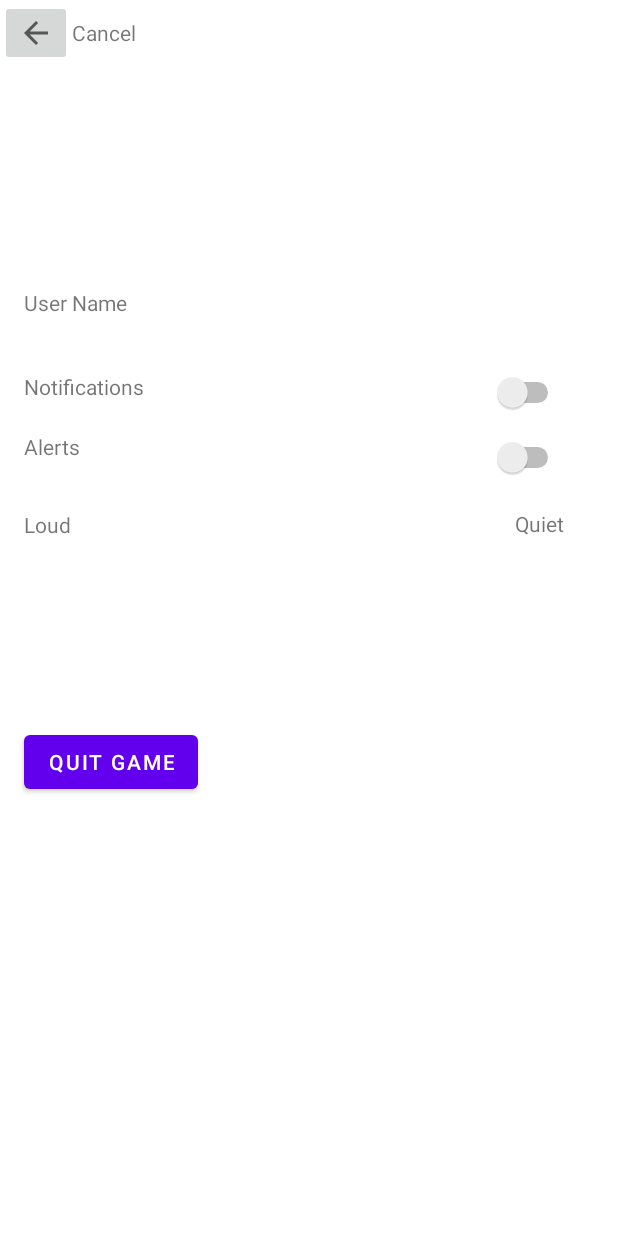
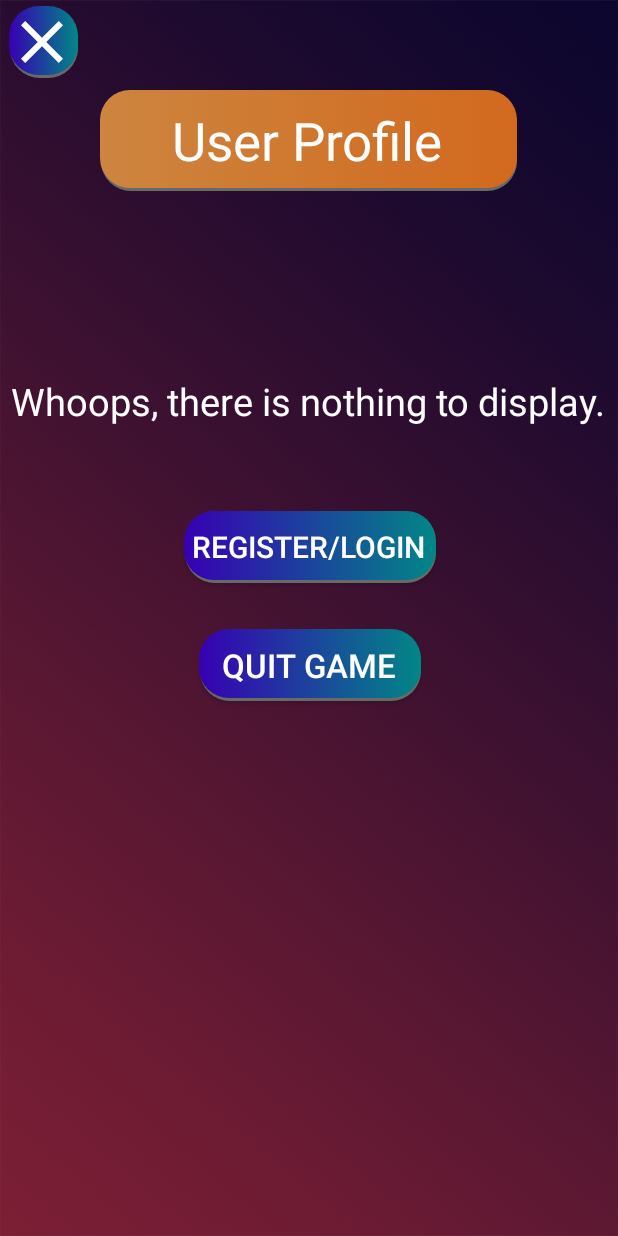
Before and after one commit to Halifx17/FilipinoValuesApp, an Android app: the Settings screen opened directly, with no data from a screen before it, on a phone screen of 412 x 824 dp. Run offline under Robolectric (Android 15) with nearby library versions, the phone set to English and light mode, and no system bars; our stand-ins replace Firebase (no records; nobody signed in at launch, a user with empty details on screens opened directly).

Commit message:
Fifth Commit

```diff
--- a/app/src/main/java/com/example/filipinovaluesapp/Registration.java
+++ b/app/src/main/java/com/example/filipinovaluesapp/Registration.java
@@ -77,6 +77,7 @@ public class Registration extends AppCompatActivity {
     public void registerFirebase(View view) {
 
         String username, email, password, retypePassword;
+        int score = 0;
 
         username = editUserName.getText().toString().trim();
         email = editEmail.getText().toString().trim();
@@ -124,7 +125,7 @@ public class Registration extends AppCompatActivity {
                         public void onComplete(@NonNull Task<AuthResult> task) {
 
                             if (task.isSuccessful()) {
-                                User user = new User(username, email, password);
+                                User user = new User(username, email, password, score);
 
                                 FirebaseDatabase.getInstance().getReference("Users")
                                         .child(FirebaseAuth.getInstance().getCurrentUser().getUid())
--- a/app/src/main/java/com/example/filipinovaluesapp/Settings.java
+++ b/app/src/main/java/com/example/filipinovaluesapp/Settings.java
@@ -1,20 +1,121 @@
 package com.example.filipinovaluesapp;
 
+import androidx.annotation.NonNull;
 import androidx.appcompat.app.AppCompatActivity;
 
 import android.content.Intent;
 import android.os.Bundle;
 import android.view.View;
+import android.widget.Button;
+import android.widget.TextView;
+import android.widget.Toast;
+
+import com.google.firebase.auth.FirebaseAuth;
+import com.google.firebase.auth.FirebaseUser;
+import com.google.firebase.database.DataSnapshot;
+import com.google.firebase.database.DatabaseError;
+import com.google.firebase.database.DatabaseReference;
+import com.google.firebase.database.FirebaseDatabase;
+import com.google.firebase.database.ValueEventListener;
 
 public class Settings extends AppCompatActivity {
+
+    FirebaseAuth mAuth;
+    FirebaseUser user;
+    DatabaseReference dbReference;
+
+    String userID;
+    String userExtra;
+    String emailExtra;
+    int highScoreExtra;
+    TextView txtUser, txtEmail, txtHighScore;
+    Button settingsReg;
 
     @Override
     protected void onCreate(Bundle savedInstanceState) {
         super.onCreate(savedInstanceState);
         setContentView(R.layout.activity_settings);
+
+
+        mAuth=FirebaseAuth.getInstance();
+        user = mAuth.getCurrentUser();
+        dbReference = FirebaseDatabase.getInstance().getReference("Users");
+        userID = user.getUid();
+
+        settingsReg = findViewById(R.id.settingReg);
+
+        txtUser = findViewById(R.id.username);
+        txtEmail = findViewById(R.id.email);
+        txtHighScore = findViewById(R.id.highScore);
+
+
+        userExtra = getIntent().getStringExtra("username");
+        emailExtra = getIntent().getStringExtra("email");
+        highScoreExtra = getIntent().getIntExtra("highScore",0);
+
+        if(userExtra!=null) {
+
+            settingsReg.setVisibility(View.INVISIBLE);
+            txtUser.setText(userExtra);
+            txtEmail.setText(emailExtra);
+            txtHighScore.setText(Integer.toString(highScoreExtra));
+        }
+
+
+
+
+
+
+
+
+
+        dbReference.child(userID).addListenerForSingleValueEvent(new ValueEventListener() {
+            @Override
+            public void onDataChange(@NonNull DataSnapshot snapshot) {
+                User user = snapshot.getValue(User.class);
+
+                if(user!=null){
+                    String name, email;
+                    int score;
+
+
+
+                    name = user.username;
+                    email = user.email;
+                    score = user.score;
+
+
+
+
+                }
+            }
+
+            @Override
+            public void onCancelled(@NonNull DatabaseError error) {
+
+            }
+        });
+
+
     }
 
+
+
     public void cancelButton(View view) {
-            this.finish();
+        Intent intent = new Intent(Settings.this,StartGame.class);
+        startActivity(intent);
         }
+
+    public void logout(View view) {
+
+        mAuth.signOut();
+        Intent intent = new Intent(Settings.this,three_in_one.class);
+        intent.setFlags(Intent.FLAG_ACTIVITY_CLEAR_TOP);
+        startActivity(intent);
     }
+
+    public void settingsReg(View view) {
+        Intent intent = new Intent(Settings.this,three_in_one.class);
+        startActivity(intent);
+    }
+}
--- a/app/src/main/java/com/example/filipinovaluesapp/User.java
+++ b/app/src/main/java/com/example/filipinovaluesapp/User.java
@@ -1,12 +1,15 @@
 package com.example.filipinovaluesapp;
 
 public class User {
+    public Integer score;
     public String username, email, password;
 
-    public User(String username, String email, String password) {
+
+    public User(String username, String email, String password, Integer score) {
         this.username = username;
         this.email = email;
         this.password = password;
+        this.score = score;
     }
 
     public User(){
--- /dev/null
+++ b/app/src/main/res/drawable/ic_baseline_close_24.xml
@@ -0,0 +1,5 @@
+<vector android:height="48dp" android:tint="#EEFF00"
+    android:viewportHeight="24" android:viewportWidth="24"
+    android:width="48dp" xmlns:android="http://schemas.android.com/apk/res/android">
+    <path android:fillColor="@android:color/white" android:pathData="M19,6.41L17.59,5 12,10.59 6.41,5 5,6.41 10.59,12 5,17.59 6.41,19 12,13.41 17.59,19 19,17.59 13.41,12z"/>
+</vector>
--- /dev/null
+++ b/app/src/main/res/drawable/ic_baseline_settings_24.xml
@@ -0,0 +1,5 @@
+<vector android:height="48dp" android:tint="#EEFF00"
+    android:viewportHeight="24" android:viewportWidth="24"
+    android:width="48dp" xmlns:android="http://schemas.android.com/apk/res/android">
+    <path android:fillColor="@android:color/white" android:pathData="M19.14,12.94c0.04,-0.3 0.06,-0.61 0.06,-0.94c0,-0.32 -0.02,-0.64 -0.07,-0.94l2.03,-1.58c0.18,-0.14 0.23,-0.41 0.12,-0.61l-1.92,-3.32c-0.12,-0.22 -0.37,-0.29 -0.59,-0.22l-2.39,0.96c-0.5,-0.38 -1.03,-0.7 -1.62,-0.94L14.4,2.81c-0.04,-0.24 -0.24,-0.41 -0.48,-0.41h-3.84c-0.24,0 -0.43,0.17 -0.47,0.41L9.25,5.35C8.66,5.59 8.12,5.92 7.63,6.29L5.24,5.33c-0.22,-0.08 -0.47,0 -0.59,0.22L2.74,8.87C2.62,9.08 2.66,9.34 2.86,9.48l2.03,1.58C4.84,11.36 4.8,11.69 4.8,12s0.02,0.64 0.07,0.94l-2.03,1.58c-0.18,0.14 -0.23,0.41 -0.12,0.61l1.92,3.32c0.12,0.22 0.37,0.29 0.59,0.22l2.39,-0.96c0.5,0.38 1.03,0.7 1.62,0.94l0.36,2.54c0.05,0.24 0.24,0.41 0.48,0.41h3.84c0.24,0 0.44,-0.17 0.47,-0.41l0.36,-2.54c0.59,-0.24 1.13,-0.56 1.62,-0.94l2.39,0.96c0.22,0.08 0.47,0 0.59,-0.22l1.92,-3.32c0.12,-0.22 0.07,-0.47 -0.12,-0.61L19.14,12.94zM12,15.6c-1.98,0 -3.6,-1.62 -3.6,-3.6s1.62,-3.6 3.6,-3.6s3.6,1.62 3.6,3.6S13.98,15.6 12,15.6z"/>
+</vector>
--- /dev/null
+++ b/app/src/main/res/drawable/textview_round_brown.xml
@@ -0,0 +1,19 @@
+<?xml version="1.0" encoding="utf-8"?>
+<selector xmlns:android="http://schemas.android.com/apk/res/android" android:shape="rectangle">
+    <item>
+        <layer-list>
+            <item android:left="3dp" android:top="3dp">
+                <shape>
+                    <corners android:radius="20dp" />
+                    <solid android:color="#696969" />
+                </shape>
+            </item>
+            <item android:bottom="2dp" android:left="2dp">
+                <shape>
+                    <gradient android:startColor="@color/brown" android:endColor="@color/brown2" android:type="linear"></gradient>
+                    <corners android:radius="20dp"></corners>
+                </shape>
+            </item>
+        </layer-list>
+    </item>
+</selector>
--- a/app/src/main/res/layout/activity_settings.xml
+++ b/app/src/main/res/layout/activity_settings.xml
@@ -6,108 +6,113 @@
     android:layout_height="match_parent"
     tools:context=".Settings">
 
+    <ImageView
+        android:id="@+id/imageView2"
+        android:layout_width="match_parent"
+        android:layout_height="match_parent"
+        android:contentDescription="@string/Background"
+        android:scaleType="fitXY"
+        android:src="@drawable/bg_img"
+        tools:layout_editor_absoluteX="16dp"
+        tools:layout_editor_absoluteY="-32dp">
+
+    </ImageView>
+
     <ImageButton
-        android:id="@+id/image_arrow"
+        android:id="@+id/backButton"
         android:layout_width="wrap_content"
         android:layout_height="wrap_content"
+        android:layout_marginStart="4dp"
+        android:layout_marginTop="4dp"
+        android:background="@drawable/tio_login"
         android:onClick="cancelButton"
         app:layout_constraintStart_toStartOf="parent"
         app:layout_constraintTop_toTopOf="parent"
-        app:srcCompat="@drawable/ic_back_arrow" />
+        app:srcCompat="@drawable/ic_baseline_close_24"
+        app:tint="@color/white" />
 
-    <TextView
-        android:id="@+id/settings_title"
-        android:layout_width="324dp"
-        android:layout_height="43dp"
-        android:gravity="center_vertical"
-        android:text="Cancel"
-        app:layout_constraintStart_toEndOf="@+id/image_arrow"
-        app:layout_constraintTop_toTopOf="parent" />
-
-    <ImageView
-        android:id="@+id/imageView"
-        android:layout_width="wrap_content"
-        android:layout_height="wrap_content"
-        android:layout_marginStart="16dp"
-        android:layout_marginTop="64dp"
-        app:layout_constraintStart_toStartOf="parent"
-        app:layout_constraintTop_toTopOf="parent"
-        tools:srcCompat="@tools:sample/avatars" />
 
     <TextView
         android:id="@+id/username"
         android:layout_width="wrap_content"
         android:layout_height="wrap_content"
-        android:layout_marginTop="128dp"
-        android:text="User Name"
-        app:layout_constraintStart_toStartOf="@+id/imageView"
-        app:layout_constraintTop_toTopOf="@+id/imageView" />
+        android:layout_marginTop="48dp"
+        android:text=""
+        android:textColor="@color/white"
+        android:textSize="25sp"
+        app:layout_constraintEnd_toEndOf="parent"
+        app:layout_constraintHorizontal_bias="0.498"
+        app:layout_constraintStart_toStartOf="parent"
+        app:layout_constraintTop_toBottomOf="@+id/title" />
 
     <TextView
-        android:id="@+id/notif"
+        android:id="@+id/email"
         android:layout_width="wrap_content"
         android:layout_height="wrap_content"
-        android:layout_marginStart="16dp"
-        android:layout_marginTop="56dp"
-        android:text="Notifications"
-        app:layout_constraintStart_toStartOf="parent"
-        app:layout_constraintTop_toTopOf="@+id/username" />
+        android:layout_marginTop="40dp"
+        android:text="@string/Whoops"
+        android:textColor="@color/white"
+        android:textSize="25sp"
+        app:layout_constraintEnd_toEndOf="@+id/username"
+        app:layout_constraintStart_toStartOf="@+id/username"
+        app:layout_constraintTop_toBottomOf="@+id/username" />
 
     <TextView
-        android:id="@+id/alerts"
+        android:id="@+id/highScore"
         android:layout_width="wrap_content"
         android:layout_height="wrap_content"
-        android:layout_marginStart="16dp"
         android:layout_marginTop="40dp"
-        android:text="Alerts"
+        android:text=""
+        android:textColor="@color/white"
+        android:textSize="25sp"
+        app:layout_constraintEnd_toEndOf="@+id/email"
+        app:layout_constraintHorizontal_bias="0.506"
+        app:layout_constraintStart_toStartOf="@+id/email"
+        app:layout_constraintTop_toBottomOf="@+id/email" />
+
+    <androidx.appcompat.widget.AppCompatButton
+        android:id="@+id/Quit"
+        android:layout_width="150dp"
+        android:layout_height="wrap_content"
+        android:layout_marginTop="292dp"
+        android:background="@drawable/tio_login"
+        android:onClick="logout"
+        android:text="Quit Game"
+        android:textColor="@color/white"
+        android:textSize="22sp"
+        app:layout_constraintEnd_toEndOf="@+id/title"
+        app:layout_constraintHorizontal_bias="0.507"
+        app:layout_constraintStart_toStartOf="@+id/title"
+        app:layout_constraintTop_toBottomOf="@+id/title" />
+
+    <androidx.appcompat.widget.AppCompatButton
+        android:id="@+id/settingReg"
+        android:layout_width="170dp"
+        android:layout_height="wrap_content"
+        android:layout_marginTop="56dp"
+        android:background="@drawable/tio_login"
+        android:onClick="settingsReg"
+        android:text="Register/Login"
+        android:textColor="@color/white"
+        android:textSize="20sp"
+        app:layout_constraintEnd_toEndOf="@+id/email"
+        app:layout_constraintStart_toStartOf="@+id/email"
+        app:layout_constraintTop_toBottomOf="@+id/email" />
+
+    <TextView
+        android:id="@+id/title"
+        android:layout_width="280dp"
+        android:layout_height="0dp"
+        android:layout_marginTop="60dp"
+        android:background="@drawable/textview_round_brown"
+        android:padding="10dp"
+        android:text="User Profile"
+        android:textAlignment="center"
+        android:textColor="@color/white"
+        android:textSize="35sp"
+        app:layout_constraintEnd_toEndOf="parent"
+        app:layout_constraintHorizontal_bias="0.491"
         app:layout_constraintStart_toStartOf="parent"
-        app:layout_constraintTop_toTopOf="@+id/notif" />
-
-    <Button
-        android:id="@+id/Quit"
-        android:layout_width="wrap_content"
-        android:layout_height="wrap_content"
-        android:layout_marginStart="16dp"
-        android:layout_marginBottom="292dp"
-        android:text="Quit Game"
-        app:layout_constraintBottom_toBottomOf="parent"
-        app:layout_constraintStart_toStartOf="parent" />
-
-    <Switch
-        android:id="@+id/switch_notif"
-        android:layout_width="wrap_content"
-        android:layout_height="wrap_content"
-        android:layout_marginTop="248dp"
-        android:layout_marginEnd="36dp"
-        app:layout_constraintEnd_toEndOf="parent"
         app:layout_constraintTop_toTopOf="parent" />
 
-    <Switch
-        android:id="@+id/switch_alerts"
-        android:layout_width="wrap_content"
-        android:layout_height="wrap_content"
-        android:layout_marginTop="16dp"
-        app:layout_constraintEnd_toEndOf="@+id/switch_notif"
-        app:layout_constraintTop_toBottomOf="@+id/switch_notif" />
-
-    <TextView
-        android:id="@+id/textView4"
-        android:layout_width="wrap_content"
-        android:layout_height="wrap_content"
-        android:layout_marginTop="48dp"
-        android:text="Quiet"
-        app:layout_constraintEnd_toEndOf="parent"
-        app:layout_constraintHorizontal_bias="0.891"
-        app:layout_constraintStart_toEndOf="@+id/textView5"
-        app:layout_constraintTop_toTopOf="@+id/switch_alerts" />
-
-    <TextView
-        android:id="@+id/textView5"
-        android:layout_width="wrap_content"
-        android:layout_height="wrap_content"
-        android:layout_marginTop="52dp"
-        android:text="Loud"
-        app:layout_constraintStart_toStartOf="@+id/alerts"
-        app:layout_constraintTop_toTopOf="@+id/alerts" />
-
 </androidx.constraintlayout.widget.ConstraintLayout>
--- a/app/src/main/res/values/colors.xml
+++ b/app/src/main/res/values/colors.xml
@@ -10,4 +10,6 @@
     <color name="orange">#FFA500</color>
     <color name="green">#454B1B</color>
     <color name="grey">#778899</color>
+    <color name="brown">#CD853F</color>
+    <color name="brown2">#D2691E</color>
 </resources>
--- a/app/src/main/res/values/strings.xml
+++ b/app/src/main/res/values/strings.xml
@@ -10,6 +10,7 @@
     <string name="Question1">This refers to the ability of Filipinos to shed light and optimism in whatever situation they are in so as to remain determined in going through struggles and challenges.</string>
     <string name="Question2">WHICH DOES NOT BELONG.\nAll of the following are the strengths of the Filipino Character EXCEPT:</string>
     <string name="Question3">_______ means daring to attempt difficult things that are good.\n\n C _ _ R _ _ E</string>
+    <string name="Whoops">Whoops, there is nothing to display.</string>
 
 
     <string name="JoyAndHumor">Joy and Humor</string>
```
Also changed, not shown: app/src/main/java/com/example/filipinovaluesapp/StartGame.java (+63 -0 lines), app/src/main/java/com/example/filipinovaluesapp/three_in_one.java (+21 -0 lines), app/src/main/res/layout/activity_questionnaire.xml (+1 -12 lines), app/src/main/res/layout/activity_questionnaire1.xml (+1 -12 lines), app/src/main/res/layout/activity_questionnaire2.xml (+1 -12 lines), app/src/main/res/layout/activity_questionnaire3.xml (+1 -12 lines), app/src/main/res/layout/activity_start_game.xml (+16 -1 lines).
